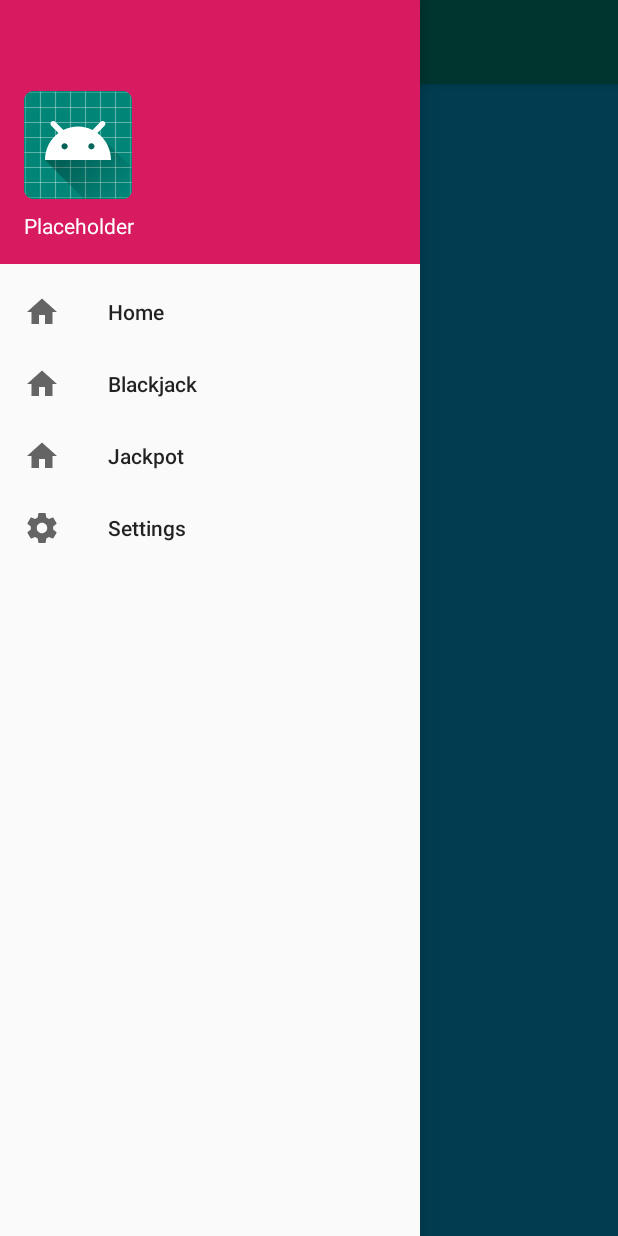
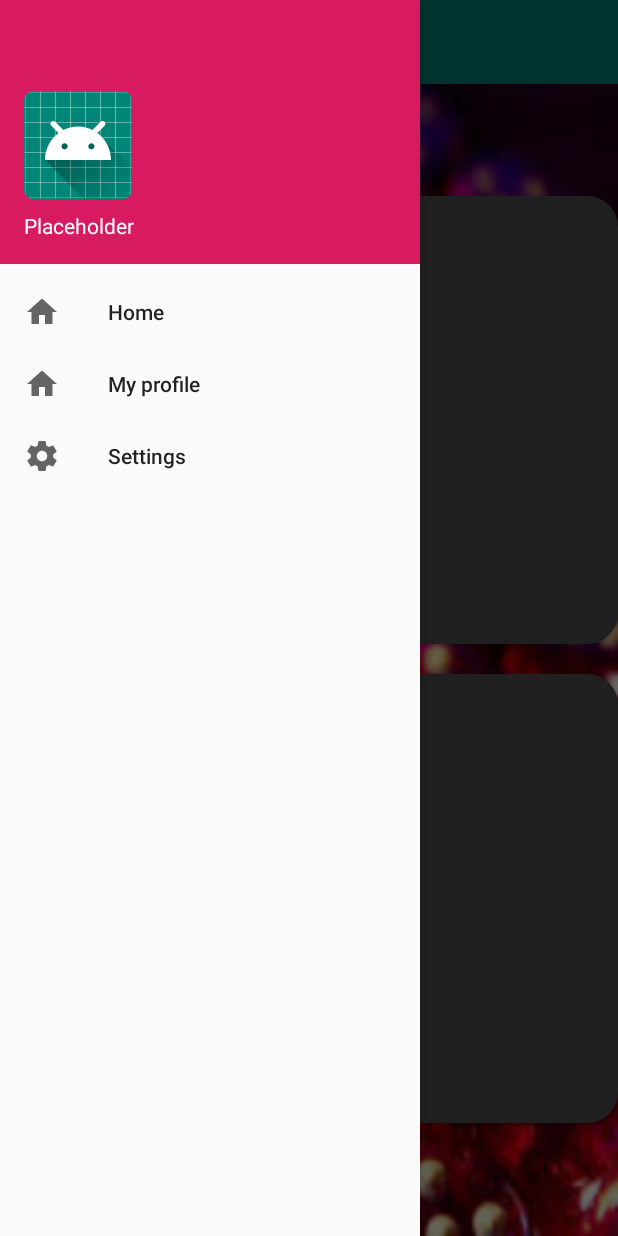
Before and after one commit to dnelvik/CasinoApp, an Android app: the screen it shows after launch (MainActivity), with the side drawer open, on a phone screen of 412 x 824 dp. Run offline under Robolectric (Android 15) with nearby library versions, the phone set to English and light mode, and no system bars; Roboto replaces fonts that are not available here.

```diff
--- /dev/null
+++ b/app/src/main/java/com/example/dnelv/casino/HomeFragment.java
@@ -0,0 +1,17 @@
+package com.example.dnelv.casino;
+
+import android.os.Bundle;
+import android.support.annotation.NonNull;
+import android.support.annotation.Nullable;
+import android.support.v4.app.Fragment;
+import android.view.LayoutInflater;
+import android.view.View;
+import android.view.ViewGroup;
+
+public class HomeFragment extends Fragment {
+    @Nullable
+    @Override
+    public View onCreateView(@NonNull LayoutInflater inflater, @Nullable ViewGroup container, @Nullable Bundle savedInstanceState) {
+        return inflater.inflate(R.layout.fragment_home, container, false);
+    }
+}
--- a/app/src/main/java/com/example/dnelv/casino/MainActivity.java
+++ b/app/src/main/java/com/example/dnelv/casino/MainActivity.java
@@ -31,7 +31,7 @@ public class MainActivity extends AppCompatActivity implements NavigationView.On
         ActionBarDrawerToggle toggle = new ActionBarDrawerToggle(this, drawer, toolbar, R.string.navigation_drawer_open, R.string.navigation_drawer_close);
         drawer.addDrawerListener(toggle);
         toggle.syncState();
-        getSupportFragmentManager().beginTransaction().replace(R.id.fragment_container, new SettingsFragment()).commit();
+        getSupportFragmentManager().beginTransaction().replace(R.id.fragment_container, new HomeFragment()).commit();
     }
 
     @Override
@@ -58,12 +58,9 @@ public class MainActivity extends AppCompatActivity implements NavigationView.On
     public boolean onNavigationItemSelected(@NonNull MenuItem menuItem) {
         switch (menuItem.getItemId()){
             case R.id.nav_home:
-                getSupportFragmentManager().beginTransaction().replace(R.id.fragment_container, new SettingsFragment()).commit();
+                getSupportFragmentManager().beginTransaction().replace(R.id.fragment_container, new HomeFragment()).commit();
                 break;
-            case R.id.nav_blackjack:
-
-                break;
-            case R.id.nav_jackpot:
+            case R.id.nav_myProfile:
 
                 break;
             case R.id.nav_settings:
--- a/app/src/main/res/menu/drawer_menu.xml
+++ b/app/src/main/res/menu/drawer_menu.xml
@@ -8,13 +8,9 @@
             android:icon="@drawable/ic_home"
             android:title="Home" />
         <item
-            android:id="@+id/nav_blackjack"
+            android:id="@+id/nav_myProfile"
             android:icon="@drawable/ic_home"
-            android:title="Blackjack" />
-        <item
-            android:id="@+id/nav_jackpot"
-            android:icon="@drawable/ic_home"
-            android:title="Jackpot" />
+            android:title="My profile" />
         <item
             android:id="@+id/nav_settings"
             android:icon="@drawable/ic_settings"
```
Also changed, not shown: app/src/main/res/layout/fragment_home.xml (+1 -6 lines), app/src/main/res/menu/dropdown_menu.xml (deleted, +0 -15 lines), app/src/main/res/values/menu_strings.xml (deleted, +0 -9 lines).
